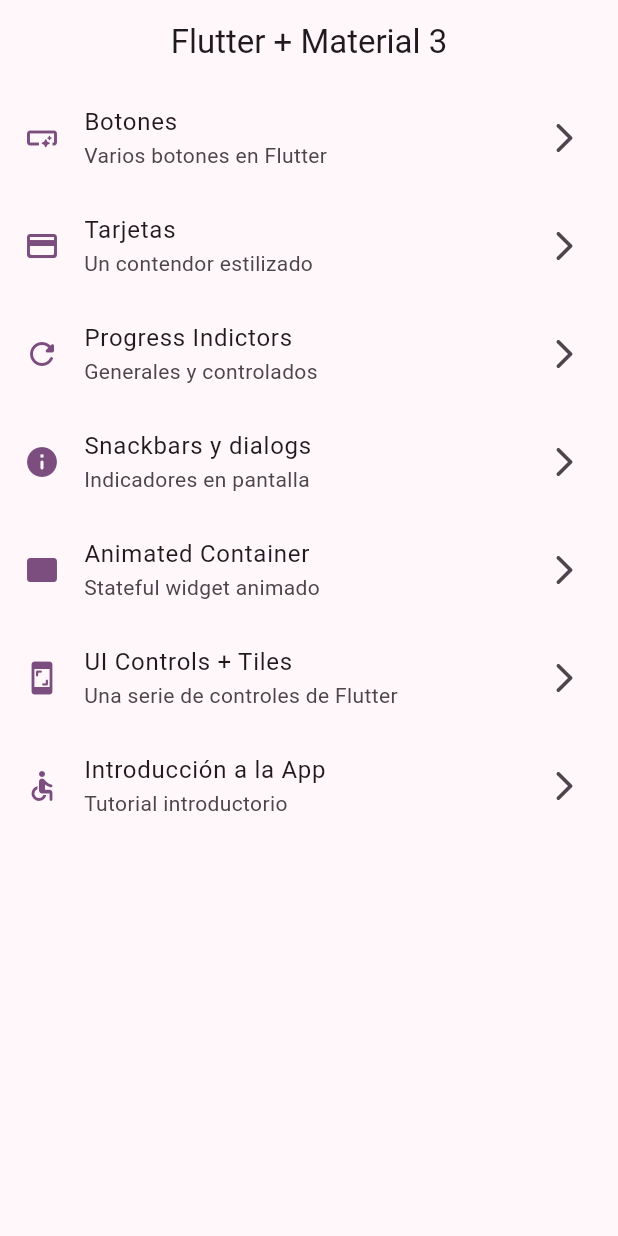
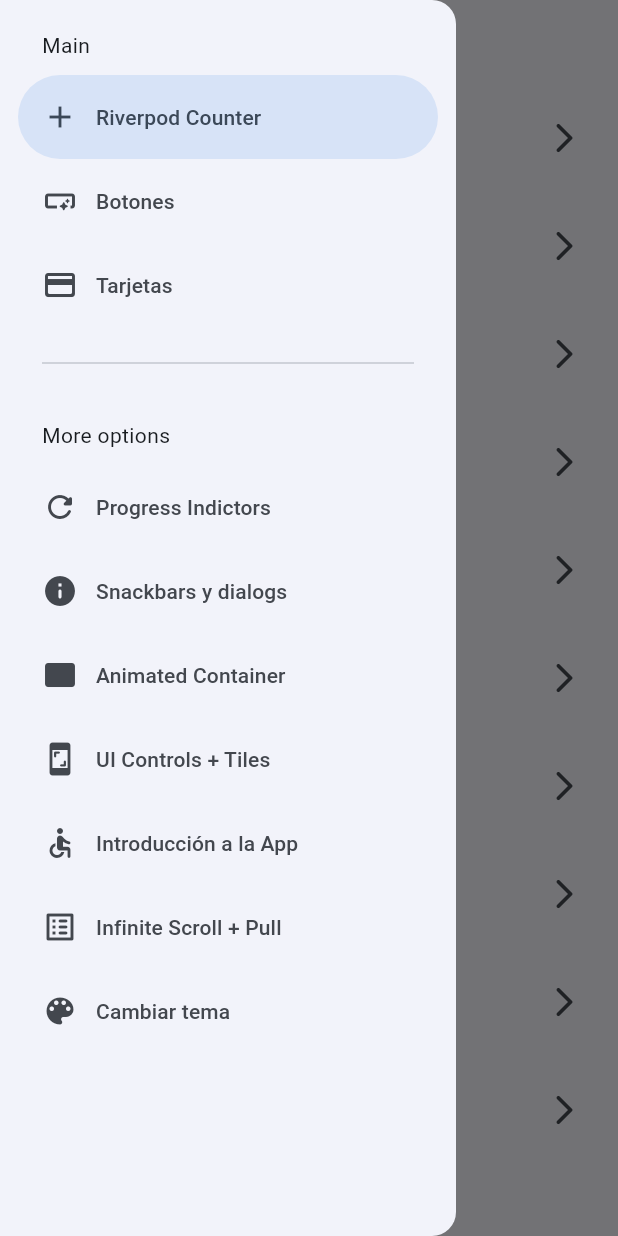
Before and after one commit to SnakeHacKx/widgets_app, a Flutter app: the screen it shows after launch, with the side drawer open (before the commit the screen has no drawer), on a phone screen of 412 x 824 dp. Run offline on Flutter 3.47's test engine with Material 2 defaults, Android fonts, the phone set to English and light mode, and no system bars; our stand-ins replace animate_do, flutter_riverpod, go_router.

Commit message:
antes del state notifier

```diff
--- a/lib/config/menu/menu_items.dart
+++ b/lib/config/menu/menu_items.dart
@@ -15,6 +15,12 @@ class MenuItem {
 }
 
 const appMenuItems = <MenuItem>[
+  MenuItem(
+    title: 'Riverpod Counter',
+    subTitle: 'Intro a Riverpod',
+    link: '/riverpod',
+    icon: Icons.add,
+  ),
   MenuItem(
     title: 'Botones',
     subTitle: 'Varios botones en Flutter',
@@ -57,4 +63,16 @@ const appMenuItems = <MenuItem>[
     link: '/tutorial',
     icon: Icons.accessible_rounded,
   ),
+  MenuItem(
+    title: 'Infinite Scroll + Pull',
+    subTitle: 'Listas infinitas y pull to refresh',
+    link: '/infinite',
+    icon: Icons.list_alt_rounded,
+  ),
+  MenuItem(
+    title: 'Cambiar tema',
+    subTitle: 'Temas de la aplicación',
+    link: '/theme-changer',
+    icon: Icons.color_lens_rounded,
+  ),
 ];
--- a/lib/config/router/app_router.dart
+++ b/lib/config/router/app_router.dart
@@ -45,5 +45,20 @@ final appRouter = GoRouter(
       name: ApTutorialScreen.name,
       builder: (context, state) => const ApTutorialScreen(),
     ),
+    GoRoute(
+      path: '/infinite',
+      name: InfiniteScrollScreen.name,
+      builder:(context, state) => const InfiniteScrollScreen(),
+    ),
+    GoRoute(
+      path: '/riverpod',
+      name: CounterScreen.name,
+      builder:(context, state) => const CounterScreen(),
+    ),
+    GoRoute(
+      path: '/theme-changer',
+      name: ThemeChangerScreen.name,
+      builder:(context, state) => const ThemeChangerScreen(),
+    ),
   ],
 );
--- a/lib/config/theme/app_theme.dart
+++ b/lib/config/theme/app_theme.dart
@@ -9,19 +9,22 @@ const colorList = <Color>[
   Colors.greenAccent,
   Colors.red,
   Colors.white,
-
 ];
 
 class AppTheme {
   final int selectedColor;
+  final bool isDarkMode;
 
-  AppTheme({this.selectedColor = 0})
-      : assert(selectedColor >= 0, 'Selected color must be greater than 0'),
+  AppTheme({
+    this.selectedColor = 0,
+    this.isDarkMode = false,
+  })  : assert(selectedColor >= 0, 'Selected color must be greater than 0'),
         assert(selectedColor < colorList.length,
             'Selected color must be less or equal than ${colorList.length - 1}');
 
   ThemeData getTheme() => ThemeData(
         useMaterial3: true,
+        brightness: isDarkMode ? Brightness.dark : Brightness.light,
         colorSchemeSeed: colorList[selectedColor],
         appBarTheme: const AppBarTheme(
           centerTitle: true,
--- a/lib/main.dart
+++ b/lib/main.dart
@@ -1,23 +1,27 @@
 import 'package:flutter/material.dart';
+import 'package:flutter_riverpod/flutter_riverpod.dart';
 
 import 'package:widgets_app/config/router/app_router.dart';
 import 'package:widgets_app/config/theme/app_theme.dart';
+import 'package:widgets_app/presentation/providers/theme_provider.dart';
 
 void main() {
-  runApp(const MainApp());
+  runApp(const ProviderScope(child: MainApp()));
 }
 
-class MainApp extends StatelessWidget {
+class MainApp extends ConsumerWidget {
   const MainApp({super.key});
 
   @override
-  Widget build(BuildContext context) {
+  Widget build(BuildContext context, ref) {
+    final bool isDarkMode = ref.watch(isDarkModeProvider);
+    final int selectedColor = ref.watch(selectedColorIndexProvider);
+
     return MaterialApp.router(
       title: 'Flutter Widgets',
       routerConfig: appRouter,
       debugShowCheckedModeBanner: false,
-      theme: AppTheme(selectedColor: 4).getTheme(),
-
+      theme: AppTheme(selectedColor: selectedColor, isDarkMode: isDarkMode).getTheme(),
     );
   }
 }
--- /dev/null
+++ b/lib/presentation/providers/counter_provider.dart
@@ -0,0 +1,3 @@
+import 'package:flutter_riverpod/flutter_riverpod.dart';
+
+final counterProvider = StateProvider<int>((ref) => 5);
--- /dev/null
+++ b/lib/presentation/providers/theme_provider.dart
@@ -0,0 +1,10 @@
+import 'package:flutter_riverpod/flutter_riverpod.dart';
+import 'package:widgets_app/config/theme/app_theme.dart';
+
+final isDarkModeProvider = StateProvider<bool>((ref) => false);
+
+// Listado de colores inmutables
+final colorListProvider = Provider((ref) => colorList);
+
+// Un simple int
+final selectedColorIndexProvider = StateProvider<int>((ref) => 0);
--- a/lib/presentation/screens/home/home_screen.dart
+++ b/lib/presentation/screens/home/home_screen.dart
@@ -2,7 +2,7 @@ import 'package:flutter/material.dart';
 import 'package:go_router/go_router.dart';
 
 import 'package:widgets_app/config/menu/menu_items.dart';
-import 'package:widgets_app/presentation/screens/screens.dart';
+import 'package:widgets_app/presentation/widgets/side_menu.dart';
 
 class HomeScreen extends StatelessWidget {
   static const String name = 'home_screen';
@@ -11,11 +11,15 @@ class HomeScreen extends StatelessWidget {
 
   @override
   Widget build(BuildContext context) {
+    final scaffoldKey = GlobalKey<ScaffoldState>();
+
     return Scaffold(
+      key: scaffoldKey,
       appBar: AppBar(
         title: const Text('Flutter + Material 3'),
       ),
       body: _HomeView(),
+      drawer: SideMenu(scaffoldKey: scaffoldKey),
     );
   }
 }
--- a/lib/presentation/screens/screens.dart
+++ b/lib/presentation/screens/screens.dart
@@ -1,9 +1,11 @@
 export 'package:widgets_app/presentation/screens/animated/animated_screens.dart';
 export 'package:widgets_app/presentation/screens/buttons/buttons_screen.dart';
 export 'package:widgets_app/presentation/screens/cards/cards_screen.dart';
+export 'package:widgets_app/presentation/screens/counter/counter_screen.dart';
 export 'package:widgets_app/presentation/screens/home/home_screen.dart';
 export 'package:widgets_app/presentation/screens/infinite_scroll/infinite_scroll_screen.dart';
 export 'package:widgets_app/presentation/screens/progress/progress_screen.dart';
 export 'package:widgets_app/presentation/screens/snack_bar/snack_bar_screen.dart';
+export 'package:widgets_app/presentation/screens/theme_changer/theme_changer.dart';
 export 'package:widgets_app/presentation/screens/tutorial/app_tutorial_screen.dart';
 export 'package:widgets_app/presentation/screens/ui_controls/ui_controls_screen.dart';
--- /dev/null
+++ b/lib/presentation/widgets/side_menu.dart
@@ -0,0 +1,64 @@
+import 'package:flutter/material.dart';
+import 'package:go_router/go_router.dart';
+import 'package:widgets_app/config/menu/menu_items.dart';
+
+class SideMenu extends StatefulWidget {
+final GlobalKey<ScaffoldState> scaffoldKey;
+
+  const SideMenu({super.key, required this.scaffoldKey});
+
+  @override
+  State<SideMenu> createState() => _SideMenuState();
+}
+
+class _SideMenuState extends State<SideMenu> {
+  int navDrawerIndex = 0;
+
+  @override
+  Widget build(BuildContext context) {
+    final hasNotch = MediaQuery.of(context).viewPadding.top > 35;
+
+    return NavigationDrawer(
+      selectedIndex: navDrawerIndex,
+      onDestinationSelected: (value) {
+        setState(() {
+          navDrawerIndex = value;
+        });
+
+        final menuItem = appMenuItems[value];
+        context.push(menuItem.link);
+        widget.scaffoldKey.currentState?.closeDrawer();
+      },
+      children: [
+        Padding(
+          padding: EdgeInsets.fromLTRB(28, hasNotch ? 0 : 20, 16, 10),
+          child: const Text('Main'),
+        ),
+        ...appMenuItems
+            .sublist(0, 3) // los tres primeros
+            .map(
+              (item) => NavigationDrawerDestination(
+                icon: Icon(item.icon),
+                label: Text(item.title),
+              ),
+            ),
+        const Padding(
+          padding: EdgeInsets.fromLTRB(28, 16, 28, 10),
+          child: Divider(),
+        ),
+        const Padding(
+          padding: EdgeInsets.fromLTRB(28, 20, 16, 10),
+          child: Text('More options'),
+        ),
+        ...appMenuItems
+            .sublist(3) // los tres primeros
+            .map(
+              (item) => NavigationDrawerDestination(
+                icon: Icon(item.icon),
+                label: Text(item.title),
+              ),
+            ),
+      ],
+    );
+  }
+}
--- a/pubspec.yaml
+++ b/pubspec.yaml
@@ -10,6 +10,7 @@ dependencies:
   animate_do: ^3.1.2
   flutter:
     sdk: flutter
+  flutter_riverpod: ^2.4.0
   go_router: ^11.0.0
 
 dev_dependencies:
```
Also changed, not shown: lib/presentation/screens/counter/counter_screen.dart (added, +49 -0 lines), lib/presentation/screens/infinite_scroll/infinite_scroll_screen.dart (+120 -2 lines), lib/presentation/screens/theme_changer/theme_changer.dart (added, +61 -0 lines), pubspec.lock.
